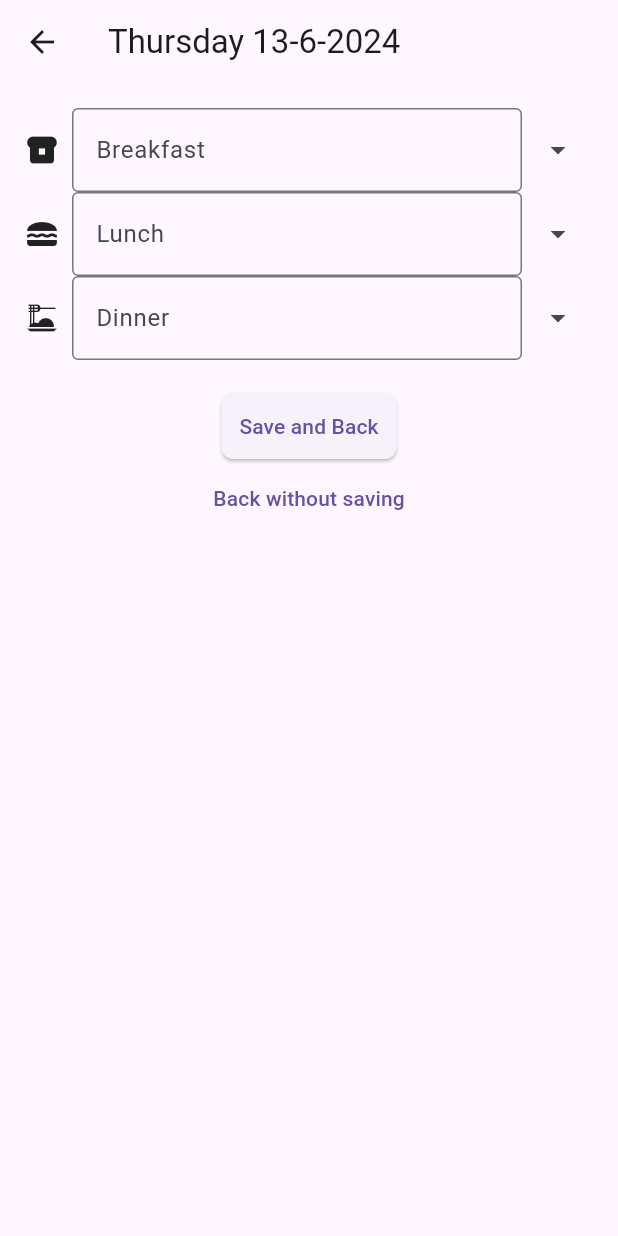
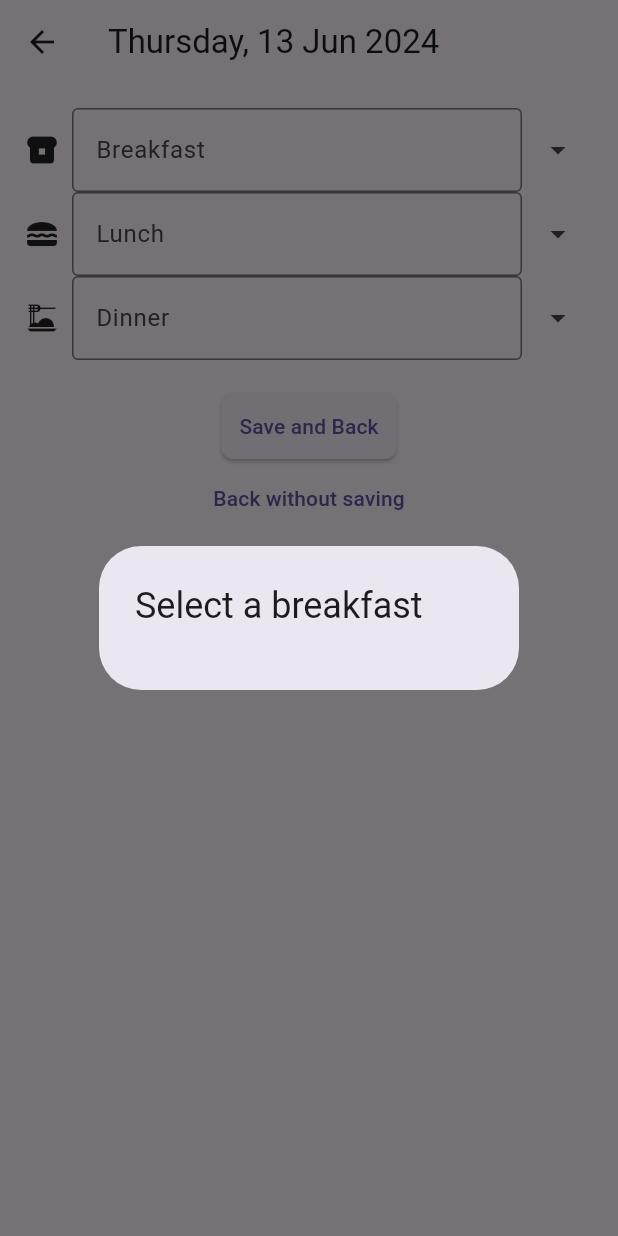
Before and after one commit to gllsrssx/meal_planner_app, a Flutter app: the DayDetail screen opened directly with empty values, after a tap on the "arrow drop down" icon, on a phone screen of 412 x 824 dp. Run offline on Flutter 3.47's test engine with Material 3 defaults, Android fonts, the phone set to English and light mode, and no system bars; our stand-ins replace cloud_firestore, firebase_auth, firebase_core, fluttertoast; missing offline and left inert: firebase_ui_auth, firebase_ui_localizations, firebase_ui_oauth_apple, firebase_ui_oauth_google, firebase_ui_oauth_twitter; accounts and stored records are empty; statements that could not run were skipped.

```diff
--- a/lib/day_detail.dart
+++ b/lib/day_detail.dart
@@ -1,84 +1,166 @@
+import 'package:firebase_auth/firebase_auth.dart';
 import 'package:flutter/material.dart';
 import 'package:intl/intl.dart';
+import 'package:cloud_firestore/cloud_firestore.dart';
+import 'package:fluttertoast/fluttertoast.dart';
 
-class DayDetail extends StatelessWidget {
+class DayDetail extends StatefulWidget {
   final DateTime date;
 
   const DayDetail({super.key, required this.date});
 
   @override
+  _DayDetailState createState() => _DayDetailState();
+}
+
+class _DayDetailState extends State<DayDetail> {
+  final TextEditingController _breakfastController = TextEditingController();
+  final TextEditingController _lunchController = TextEditingController();
+  final TextEditingController _dinnerController = TextEditingController();
+  bool _isLoading = false; // To track loading state
+
+  Future<void> _saveMealData() async {
+    setState(() {
+      _isLoading = true;
+    });
+    try {
+      final String formattedDate = DateFormat('yyyy-MM-dd').format(widget.date);
+      await Future.wait([
+        if (_breakfastController.text.isNotEmpty)
+          saveMealIfNotExists('breakfast', _breakfastController),
+        if (_lunchController.text.isNotEmpty)
+          saveMealIfNotExists('lunch', _lunchController),
+        if (_dinnerController.text.isNotEmpty)
+          saveMealIfNotExists('dinner', _dinnerController),
+      ]);
+      Fluttertoast.showToast(msg: "Meals saved successfully!");
+    } catch (e) {
+      Fluttertoast.showToast(msg: "Error saving meals: $e");
+    } finally {
+      setState(() {
+        _isLoading = false;
+      });
+    }
+  }
+
+  Future<void> saveMealIfNotExists(
+      String mealType, TextEditingController controller) async {
+    final String formattedDate = DateFormat('yyyy-MM-dd').format(widget.date);
+    final String? uid =
+        FirebaseAuth.instance.currentUser?.uid; // Get current user UID
+    if (uid == null) return; // Ensure UID is not null
+
+    final querySnapshot = await FirebaseFirestore.instance
+        .collection('meals')
+        .where('date', isEqualTo: formattedDate)
+        .where('mealType', isEqualTo: mealType)
+        .where('name', isEqualTo: controller.text)
+        .where('uid', isEqualTo: uid) // Query by UID
+        .get();
+
+    if (querySnapshot.docs.isEmpty) {
+      // No existing entry found, include UID in the document
+      await FirebaseFirestore.instance.collection('meals').add({
+        'name': controller.text,
+        'date': formattedDate,
+        'mealType': mealType,
+        'uid': uid, // Include UID
+      });
+    }
+  }
+
+  Future<List<String>> _fetchPastMeals(String? mealType) async {
+    final String formattedDate = DateFormat('yyyy-MM-dd').format(widget.date);
+    final String? uid =
+        FirebaseAuth.instance.currentUser?.uid; // Get current user UID
+    if (uid == null) return []; // Ensure UID is not null
+
+    final querySnapshot = await FirebaseFirestore.instance
+        .collection('meals')
+        .where('date', isEqualTo: formattedDate)
+        .where('mealType', isEqualTo: mealType)
+        .where('uid', isEqualTo: uid) // Query by UID
+        .get();
+
+    List<String> mealNames = [];
+    for (var doc in querySnapshot.docs) {
+      mealNames.add(doc.data()['name'] as String);
+    }
+    return mealNames;
+  }
+
+  Future<void> _showMealSelectionDialog(
+      TextEditingController controller, String mealType) async {
+    final List<String> pastMeals = await _fetchPastMeals(mealType);
+
+    showDialog(
+      context: context,
+      builder: (BuildContext context) {
+        return AlertDialog(
+          title: Text('Select a $mealType'),
+          content: SingleChildScrollView(
+            child: ListBody(
+              children: pastMeals.map((String meal) {
+                return GestureDetector(
+                  child: Text(meal),
+                  onTap: () {
+                    controller.text = meal;
+                    Navigator.of(context).pop();
+                  },
+                );
+              }).toList(),
+            ),
+          ),
+        );
+      },
+    );
+  }
+
+  Widget _buildMealInputRow(String label, IconData icon,
+      TextEditingController controller, String mealType) {
+    return Row(
+      children: [
+        Icon(icon),
+        const SizedBox(width: 8),
+        Expanded(
+          child: TextField(
+            controller: controller,
+            decoration: InputDecoration(labelText: label),
+          ),
+        ),
+        IconButton(
+          icon: const Icon(Icons.arrow_drop_down),
+          onPressed: () => _showMealSelectionDialog(controller, mealType),
+        ),
+      ],
+    );
+  }
+
+  @override
   Widget build(BuildContext context) {
     return Scaffold(
       appBar: AppBar(
-        title: Text(DateFormat('EEEE d-M-y').format(date)),
+        title: Text(DateFormat('EEEE, d MMM y').format(widget.date)),
       ),
       body: Padding(
         padding: const EdgeInsets.all(16.0),
         child: Column(
           children: [
-            Row(
-              children: [
-                const Icon(Icons.breakfast_dining),
-                const SizedBox(width: 8),
-                const Expanded(
-                  child: TextField(
-                    decoration: InputDecoration(labelText: 'Breakfast'),
+            _buildMealInputRow('Breakfast', Icons.breakfast_dining,
+                _breakfastController, 'breakfast'),
+            _buildMealInputRow(
+                'Lunch', Icons.lunch_dining, _lunchController, 'lunch'),
+            _buildMealInputRow(
+                'Dinner', Icons.dinner_dining, _dinnerController, 'dinner'),
+            const SizedBox(height: 20),
+            _isLoading
+                ? const CircularProgressIndicator()
+                : ElevatedButton(
+                    onPressed: _saveMealData,
+                    child: const Text('Save and Back'),
                   ),
-                ),
-                IconButton(
-                  icon: const Icon(Icons.arrow_drop_down),
-                  onPressed: () {
-                    // Implement meal selection from past entries
-                  },
-                ),
-              ],
-            ),
-            Row(
-              children: [
-                const Icon(Icons.lunch_dining),
-                const SizedBox(width: 8),
-                const Expanded(
-                  child: TextField(
-                    decoration: InputDecoration(labelText: 'Lunch'),
-                  ),
-                ),
-                IconButton(
-                  icon: const Icon(Icons.arrow_drop_down),
-                  onPressed: () {
-                    // Implement meal selection from past entries
-                  },
-                ),
-              ],
-            ),
-            Row(
-              children: [
-                const Icon(Icons.dinner_dining),
-                const SizedBox(width: 8),
-                const Expanded(
-                  child: TextField(
-                    decoration: InputDecoration(labelText: 'Dinner'),
-                  ),
-                ),
-                IconButton(
-                  icon: const Icon(Icons.arrow_drop_down),
-                  onPressed: () {
-                    // Implement meal selection from past entries
-                  },
-                ),
-              ],
-            ),
-            const SizedBox(height: 20),
-            ElevatedButton(
-              onPressed: () {
-                // Save changes
-                Navigator.pop(context);
-              },
-              child: const Text('Save and Back'),
-            ),
             TextButton(
-              onPressed: () {
-                Navigator.pop(context);
-              },
+              onPressed: () => Navigator.pop(context),
               child: const Text('Back without saving'),
             ),
           ],
--- a/pubspec.yaml
+++ b/pubspec.yaml
@@ -45,6 +45,7 @@ dependencies:
   firebase_auth: ^5.1.0
   cloud_firestore: ^5.0.1
   intl: ^0.19.0
+  fluttertoast: ^8.2.6
 
 dev_dependencies:
   flutter_test:
```
Also changed, not shown: lib/week_overview.dart (+4 -4 lines), pubspec.lock, 4 other files.
